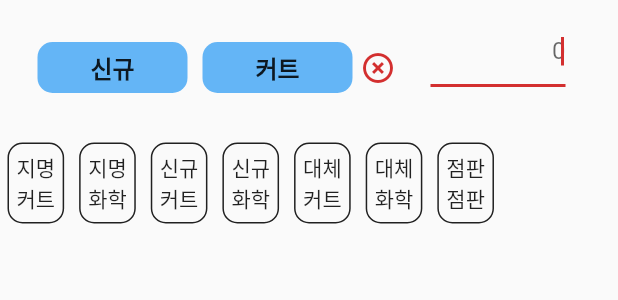
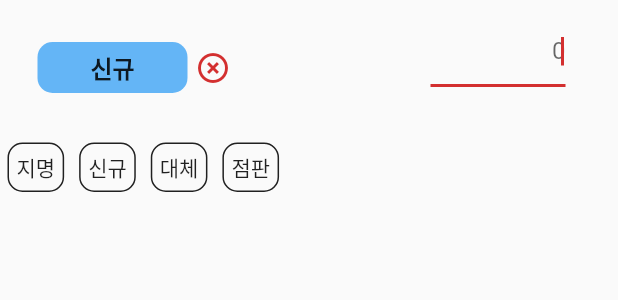
Before and after one commit to kanggo1111/hair_designer_sales_manage, a Flutter app: the AddData widget shown alone on an empty page, opened directly with empty values, after a tap on "지명", after a tap on "신규", on a phone screen of 412 x 824 dp. Shown: the top 300 px of the screen. Run offline on Flutter 3.47's test engine with Material 3 defaults, Android fonts, the phone set to English and light mode, and no system bars; our stand-ins replace currency_text_input_formatter; missing offline and left inert: back_button_interceptor.

Commit message:
modify add data #6
Details:
make simple to add data

TODO:
make simple to add data
i

```diff
--- a/lib/items/add_data_row.dart
+++ b/lib/items/add_data_row.dart
@@ -6,7 +6,6 @@ import 'package:currency_text_input_formatter/currency_text_input_formatter.dart
 import 'item_list.dart';
 
 String _itemType = '';
-String _itemName = '';
 late Function _globalSetState;
 late Function _globalTryValidation;
 late TextEditingController _controller;
@@ -35,7 +34,7 @@ class _AddDataState extends State<AddData> {
     _priceTextFieldFocusNode = FocusNode();
     _globalSetState = setItem;
     _globalTryValidation = _tryPriceValidation;
-    setItem('', '');
+    setItem('');
   }
 
   @override
@@ -45,10 +44,9 @@ class _AddDataState extends State<AddData> {
     _priceTextFieldFocusNode.dispose();
   }
 
-  void setItem(String itemType, String itemName){
+  void setItem(String itemType){
     setState(() {
       _itemType = itemType;
-      _itemName = itemName;
     });
   }
 
@@ -80,10 +78,9 @@ class _AddDataState extends State<AddData> {
                   width: 20,
                 ),
                 addDataTypeBox(_itemType),
-                addDataTypeBox(_itemName),
                 IconButton(
                   onPressed: () {
-                    setItem('', '');
+                    setItem('');
                   },
                   icon: Icon(
                     Icons.highlight_remove_sharp,
@@ -120,8 +117,7 @@ class _AddDataState extends State<AddData> {
                       ],
                       validator: (value) {
                         if (value!.isEmpty ||
-                            _itemType.length == 0 ||
-                            _itemName.length == 0) {
+                            _itemType.length == 0) {
                           return '';
                         } else {
                           return null;
@@ -146,7 +142,6 @@ class _AddDataState extends State<AddData> {
                         Map data = {};
                         data['date'] = DateFormat('y-MM-dd').format(widget.now);
                         data['itemType'] = _itemType;
-                        data['itemName'] = _itemName;
                         data['itemPrice'] = _itemPrice;
 
                         await myDB.writeMyDB(data);
@@ -171,13 +166,10 @@ class _AddDataState extends State<AddData> {
         ),
         Row(
           children: [
-            ItemButton('지명', '커트', Colors.black87, Colors.black87),
-            ItemButton('지명', '화학', Colors.black87, Colors.black87),
-            ItemButton('신규', '커트', Colors.black87, Colors.black87),
-            ItemButton('신규', '화학', Colors.black87, Colors.black87),
-            ItemButton('대체', '커트', Colors.black87, Colors.black87),
-            ItemButton('대체', '화학', Colors.black87, Colors.black87),
-            ItemButton('점판', '점판', Colors.black87, Colors.black87),
+            ItemButton('지명', Colors.black87),
+            ItemButton('신규', Colors.black87),
+            ItemButton('대체', Colors.black87),
+            ItemButton('점판', Colors.black87),
           ],
         ),
         SizedBox(
@@ -218,19 +210,17 @@ class _addDataTypeBoxState extends State<addDataTypeBox> {
 
 class ItemButton extends StatelessWidget {
   const ItemButton(
-      this.itemType, this.itemName, this.itemTypeColor, this.itemNameColor,
+      this.itemType, this.itemTypeColor,
       {super.key});
 
   final String itemType;
-  final String itemName;
   final Color itemTypeColor;
-  final Color itemNameColor;
 
   @override
   Widget build(BuildContext context) {
     return GestureDetector(
       onTap: (){
-        _globalSetState(itemType, itemName);
+        _globalSetState(itemType);
         if(_priceTextFieldFocusNode.hasFocus == false){
           _controller.value = TextEditingValue(text: '');
         }
@@ -249,25 +239,11 @@ class ItemButton extends StatelessWidget {
             border: Border.all(color: Colors.black87)),
         margin: EdgeInsets.all(5),
         padding: EdgeInsets.all(5),
-        child: Column(
-          children: [
-            Container(
-              child: Text(
-                itemType,
-                style: TextStyle(
-                  color: itemTypeColor,
-                ),
-              ),
-            ),
-            Container(
-              child: Text(
-                itemName,
-                style: TextStyle(
-                  color: itemNameColor,
-                ),
-              ),
-            ),
-          ],
+        child: Text(
+          itemType,
+          style: TextStyle(
+            color: itemTypeColor,
+          ),
         ),
       ),
     );
--- a/lib/items/data_list.dart
+++ b/lib/items/data_list.dart
@@ -49,11 +49,6 @@ class _DataListState extends State<DataList> {
                         child: Text(listOfDay[reverseIndex]['itemType'], style: TextStyle(fontSize: 15), maxLines: 1),
                       ),
                       Container(
-                        width: screenWidth*0.3,
-                        margin: EdgeInsets.only(left: 10),
-                        child: Text(listOfDay[reverseIndex]['itemName'], style: TextStyle(fontSize: 15), maxLines: 1),
-                      ),
-                      Container(
                         width: screenWidth*0.17,
                         alignment: AlignmentDirectional.centerEnd,
                         margin: EdgeInsets.only(left: 10),
```
Also changed, not shown: 1 other file.
